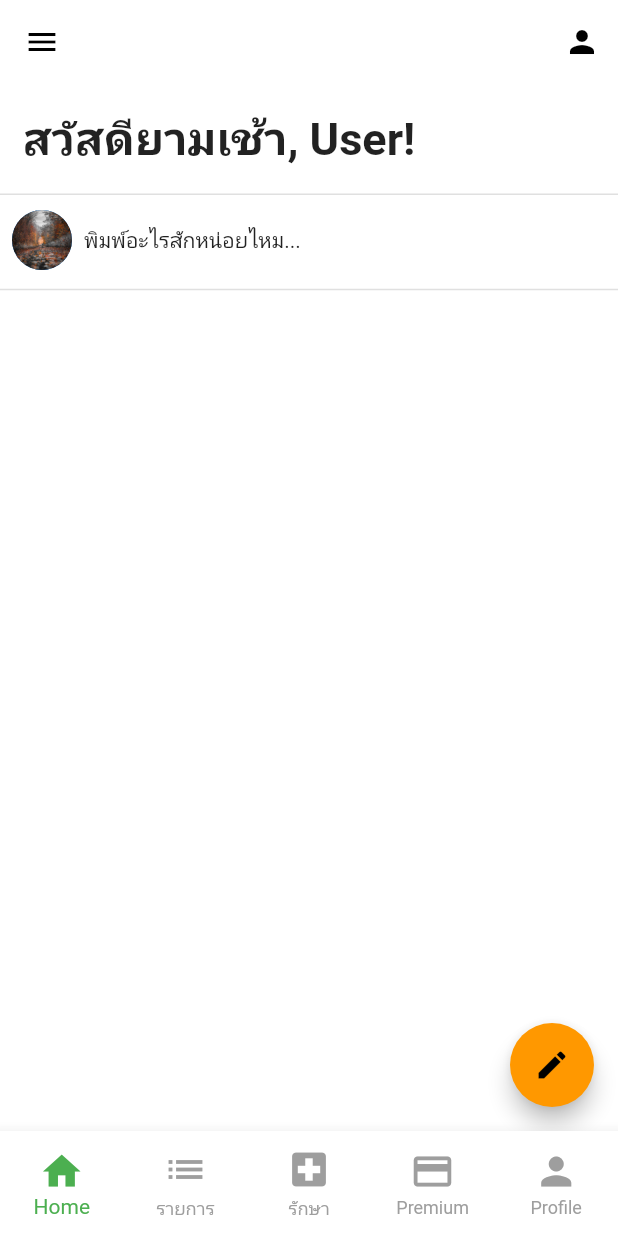
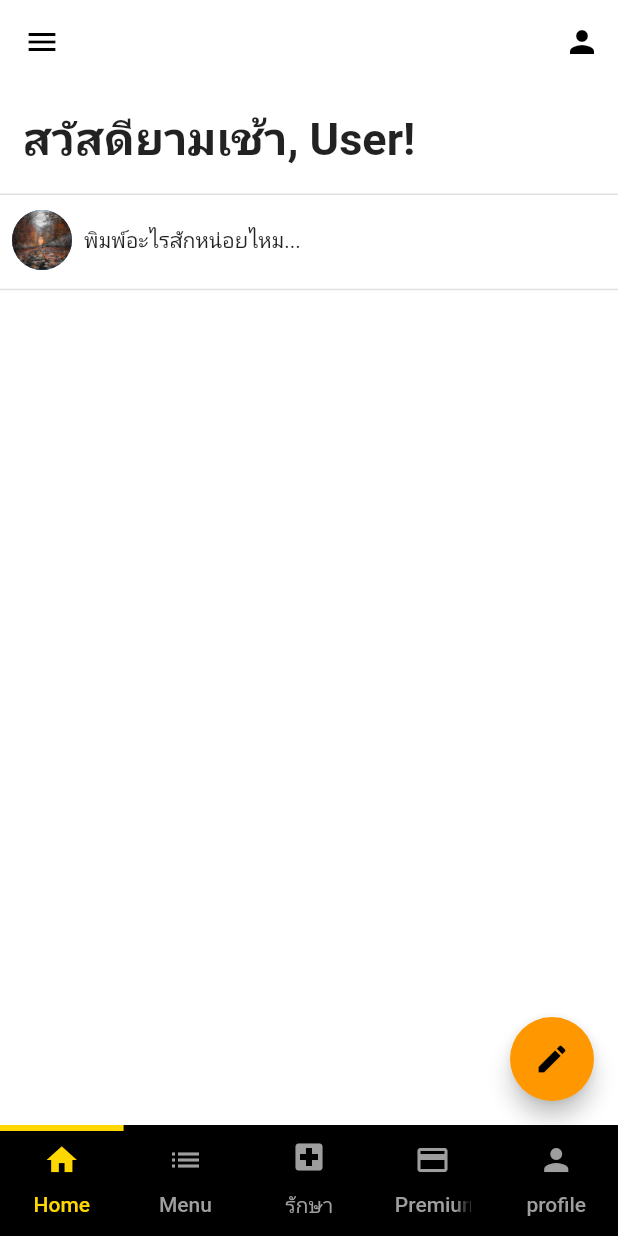
Before and after one commit to Zombie9904/MINEFUL, a Flutter app: the SignIn screen opened directly, after a tap on "Sign In", on a phone screen of 412 x 824 dp. Run offline on Flutter 3.47's test engine with Material 2 defaults, Android fonts, the light colour scheme and no system bars.

Commit message:
New Nav_Screen

```diff
--- a/lib/Pages/Sign In.dart
+++ b/lib/Pages/Sign In.dart
@@ -1,7 +1,7 @@
 import 'package:flutter/material.dart';
 import 'package:flutter/services.dart';
 import 'package:flutter_project_1/Pages/Sign%20Up.dart';
-import 'package:flutter_project_1/screen/NavigationBar.dart';
+import 'package:flutter_project_1/screen/nav_screen.dart';
 
 class SignIn extends StatefulWidget {
   const SignIn({Key? key}) : super(key: key);
@@ -108,7 +108,7 @@ class _SignInState extends State<SignIn> {
                                   Navigator.push(
                                       context,
                                       MaterialPageRoute(
-                                          builder: (context) => Home()));
+                                          builder: (context) => NavScreen()));
                                 },
                                 child: Text(
                                   "Sign In",
--- a/lib/screen/NavigationBar.dart
+++ /dev/null
@@ -1,68 +0,0 @@
-import 'package:flutter/material.dart';
-import 'P1.dart';
-import 'P2.dart';
-import 'P3.dart';
-import 'P4.dart';
-import 'P5.dart';
-
-class Home extends StatefulWidget {
-  const Home({Key? key}) : super(key: key);
-
-  @override
-  _HomeState createState() => _HomeState();
-}
-
-class _HomeState extends State<Home> {
-  int currentIndex = 0;
-  final screens = [
-    P1(),
-    P2(),
-    P3(),
-    P4(),
-    P5(),
-  ];
-  @override
-  Widget build(BuildContext context) {
-    return Scaffold(
-      body: screens[currentIndex],
-      bottomNavigationBar: Container(
-        height: 70,
-        child: BottomNavigationBar(
-          type: BottomNavigationBarType.fixed,
-          selectedItemColor: Colors.green,
-          unselectedItemColor: Colors.grey,
-          backgroundColor: Colors.white,
-          iconSize: 30,
-          currentIndex: currentIndex,
-          onTap: (index) => setState(() => currentIndex = index),
-          items: [
-            BottomNavigationBarItem(
-                icon: Icon(Icons.home),
-                label: 'Home',
-                backgroundColor: Colors.purple),
-            BottomNavigationBarItem(
-                icon: Icon(Icons.list),
-                label: 'รายการ',
-                backgroundColor: Colors.black),
-            BottomNavigationBarItem(
-                icon: Icon(
-                  Icons.local_hospital,
-                ),
-                label: 'รักษา',
-                backgroundColor: Colors.red),
-            BottomNavigationBarItem(
-                icon: Icon(
-                  Icons.credit_card,
-                ),
-                label: 'Premium',
-                backgroundColor: Colors.green),
-            BottomNavigationBarItem(
-                icon: Icon(Icons.person),
-                label: 'Profile',
-                backgroundColor: Colors.black),
-          ],
-        ),
-      ),
-    );
-  }
-}
--- a/lib/screen/WritePost.dart
+++ b/lib/screen/WritePost.dart
@@ -14,6 +14,7 @@ class _WritePostState extends State<WritePost> {
       appBar: AppBar(
         centerTitle: true,
         actions: <Widget>[
+          //ปุ่มโพสมุมบนขวามือ
           // ignore: deprecated_member_use
           FlatButton(
             onPressed: () {
@@ -53,7 +54,8 @@ class _WritePostState extends State<WritePost> {
               ),
             ],
           ),
-          Padding(
+          Form(
+            child: Padding(
               padding: const EdgeInsets.all(8.0),
               child: TextFormField(
                 autofocus: true,
@@ -65,7 +67,8 @@ class _WritePostState extends State<WritePost> {
                   hintMaxLines: 4,
                 ),
               ),
-          )
+            ),
+          ),
         ],
       ),
     );
--- /dev/null
+++ b/lib/screen/nav_screen.dart
@@ -0,0 +1,66 @@
+import 'package:flutter/material.dart';
+import 'P1.dart';
+import 'P2.dart';
+import 'P3.dart';
+import 'P4.dart';
+import 'P5.dart';
+
+class NavScreen extends StatefulWidget {
+  const NavScreen({Key? key}) : super(key: key);
+
+  @override
+  _NavScreen createState() => _NavScreen();
+}
+
+class _NavScreen extends State<NavScreen> {
+  @override
+  Widget build(BuildContext context) {
+    return DefaultTabController(
+      length: 5,
+      child: Scaffold(
+        backgroundColor: Colors.black,
+        body: TabBarView(
+          physics: NeverScrollableScrollPhysics(),
+          children: [P1(), P2(), P3(), P4(), P5()],
+        ),
+        bottomNavigationBar: TabBar(
+          unselectedLabelColor: Colors.grey,
+          labelColor: Color(0xFFffd700),
+          indicator: BoxDecoration(
+            border: Border(
+              top: BorderSide(color: Color(0xFFffd700), width: 4),
+            ),
+          ),
+          tabs: [
+            Tab(
+              icon: Icon(
+                Icons.home,
+              ),
+              text: 'Home',
+            ),
+            Tab(
+              icon: Icon(Icons.list),
+              text: 'Menu',
+            ),
+            Tab(
+              icon: Icon(
+                Icons.local_hospital,
+              ),
+              text: 'รักษา',
+            ),
+            Tab(
+              icon: Icon(
+                Icons.credit_card,
+              ),
+              text: 'Premium',
+            ),
+            Tab(
+              icon: Icon(Icons.person),
+              text: 'profile',
+            ),
+          ],
+        ),
+      ),
+    );
+  }
+}
```
Lines whose indentation alone changed are shown as unchanged.
